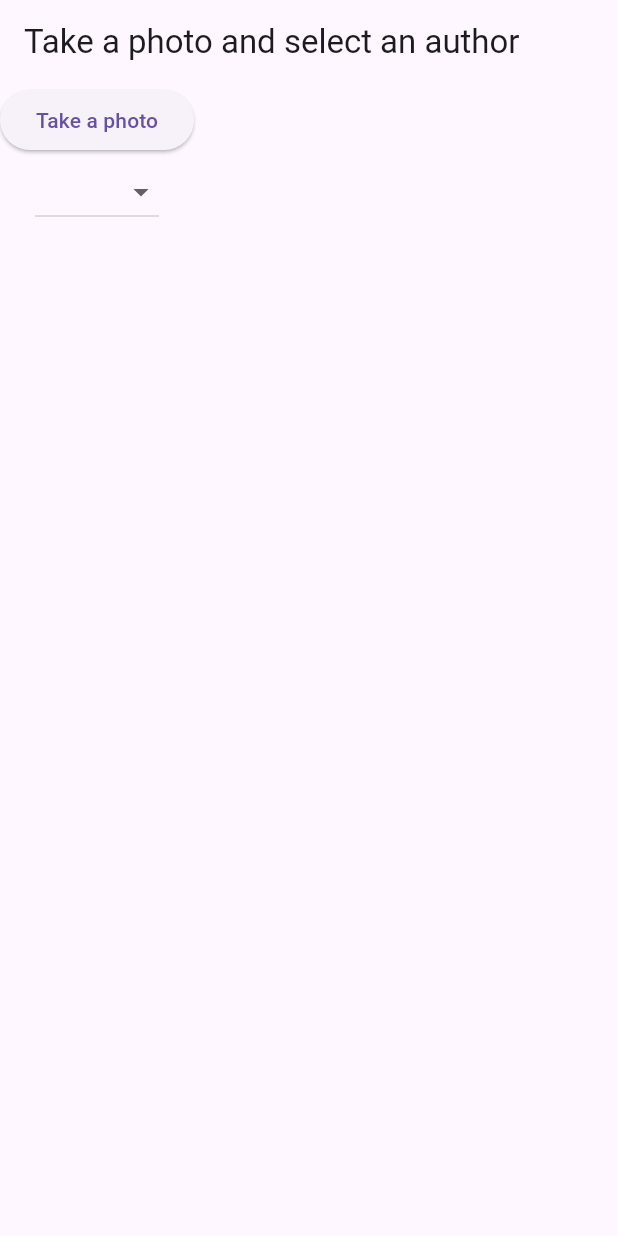
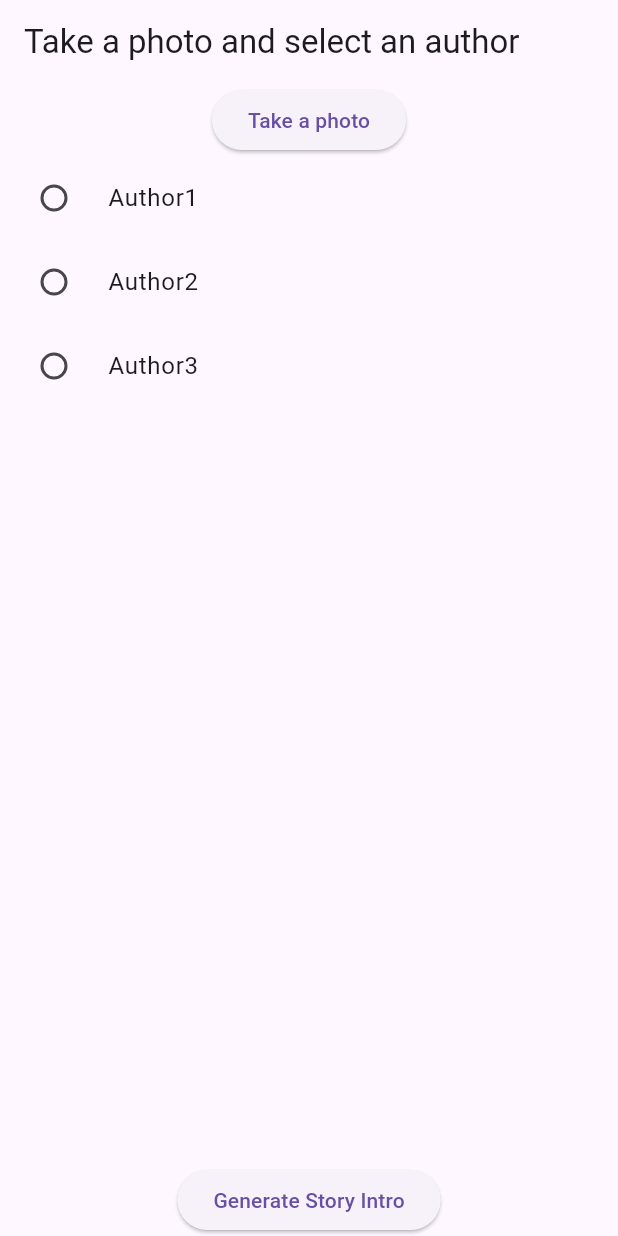
Before and after one commit to joaobentes/photo_story_gemini, a Flutter app: the screen it shows after launch, on a phone screen of 412 x 824 dp. Run offline on Flutter 3.47's test engine with Material 3 defaults, Android fonts, the phone set to English and light mode, and no system bars; our stand-ins replace flutter_riverpod, image_picker.

Commit message:
feat: Add mockeup flow

```diff
--- a/lib/screens/photo_author_screen.dart
+++ b/lib/screens/photo_author_screen.dart
@@ -4,6 +4,7 @@ import 'package:flutter/material.dart';
 import 'package:flutter_riverpod/flutter_riverpod.dart';
 import 'package:image_picker/image_picker.dart';
 import 'package:photo_story_gemini/providers/photo_author_provider.dart';
+import 'package:photo_story_gemini/screens/story_intro_screen.dart';
 
 class PhotoAuthorScreen extends ConsumerWidget {
   const PhotoAuthorScreen({super.key});
@@ -11,6 +12,8 @@ class PhotoAuthorScreen extends ConsumerWidget {
   @override
   Widget build(BuildContext context, WidgetRef ref) {
     final photoAuthorState = ref.watch(photoAuthorProvider);
+    final authors = ['Author1', 'Author2', 'Author3']; // List of authors
+
     return Scaffold(
       appBar: AppBar(title: const Text('Take a photo and select an author')),
       body: Column(
@@ -24,19 +27,47 @@ class PhotoAuthorScreen extends ConsumerWidget {
             },
             child: const Text('Take a photo'),
           ),
-          DropdownButton<String>(
-            value: photoAuthorState.author,
-            onChanged: (String? newValue) {
-              ref.read(photoAuthorProvider.notifier).setAuthor(newValue!);
-            },
-            items: <String>['Author1', 'Author2', 'Author3']
-                .map<DropdownMenuItem<String>>((String value) {
-              return DropdownMenuItem<String>(
-                value: value,
-                child: Text(value),
-              );
-            }).toList(),
+          if (photoAuthorState.photo != null)
+            Image.file(
+              photoAuthorState.photo!,
+              width: 300, // You can adjust the size as needed
+              height: 300, // You can adjust the size as needed
+            ),
+          Expanded(
+            child: ListView.builder(
+              itemCount: authors.length,
+              itemBuilder: (context, index) {
+                return RadioListTile<String>(
+                  title: Text(authors[index]),
+                  value: authors[index],
+                  groupValue: photoAuthorState.author,
+                  onChanged: (String? value) {
+                    ref.read(photoAuthorProvider.notifier).setAuthor(value!);
+                  },
+                );
+              },
+            ),
           ),
+    ElevatedButton(
+  onPressed: () {
+    final author = ref.read(photoAuthorProvider).author;
+    final photo = ref.read(photoAuthorProvider).photo;
+    if (author != null && photo != null) {
+      // Navigate to the StoryIntro page
+      Navigator.push(
+        context,
+        MaterialPageRoute(
+          builder: (context) => const StoryIntroScreen(),
+        ),
+      );
+    } else {
+      ScaffoldMessenger.of(context).showSnackBar(
+        const SnackBar(content: Text('Please take a photo and select an author first.')),
+      );
+    }
+  },
+  child: const Text('Generate Story Intro'),
+),
         ],
       ),
     );
```
